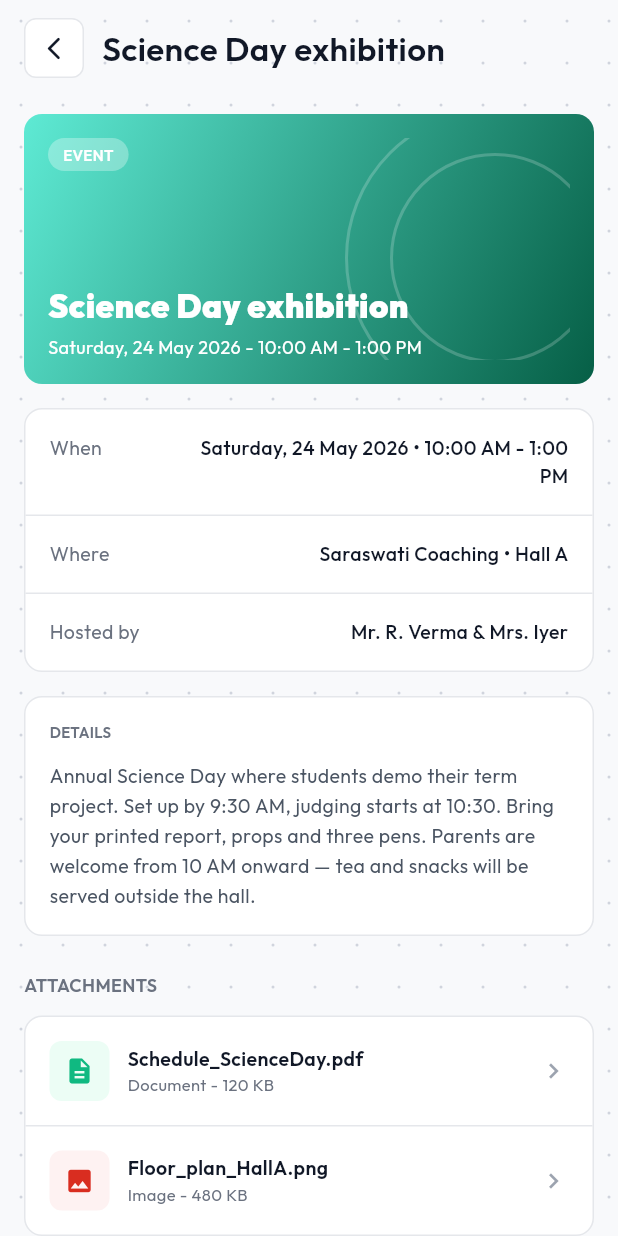
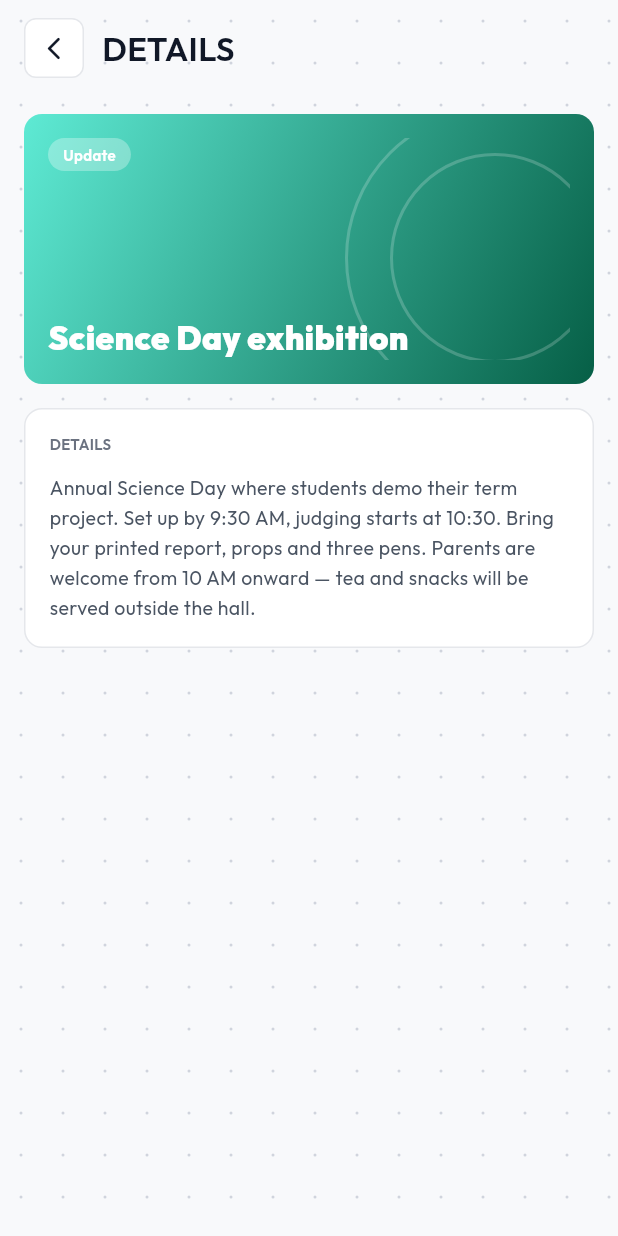
Before and after one commit to chiragsathwarainfotech/tuoora, a Flutter app: the StudentEventDetailScreen screen opened by its route, on a phone screen of 412 x 824 dp. Run offline on Flutter 3.47's test engine with Material 3 defaults, Android fonts, the light colour scheme and no system bars; our stand-ins replace cached_network_image, chewie, confetti, file_picker, firebase_core, firebase_messaging and 12 more; missing offline and left inert: flutter_pdfview, record, webview_flutter_android, webview_flutter_wkwebview; accounts and stored records are empty.

Commit message:
Refined student notifications, chat synchronization, and UI interaction logic.

```diff
--- a/lib/core/enums/app_enums.dart
+++ b/lib/core/enums/app_enums.dart
@@ -7,8 +7,8 @@ enum NotificationKind {
   dailyUpdate('daily_update'),
   batchAssignment('batch_assignment'),
   batchRemoval('batch_removal'),
-  holidays('holidays'),
-  paymentReceiver('payment_receiver'),
+  eventsHolidays('events_holidays'),
+  feeReminders('fee_reminder'),
   unknown('');
 
   final String value;
--- a/lib/presentation/student/view/student_event_detail_screen.dart
+++ b/lib/presentation/student/view/student_event_detail_screen.dart
@@ -2,46 +2,43 @@ import 'package:flutter/material.dart';
 import 'package:tuoora/core/constants/app_strings.dart';
 import 'package:tuoora/core/constants/app_colors.dart';
 import 'package:tuoora/core/constants/app_text_styles.dart';
+import 'package:tuoora/core/enums/app_enums.dart';
 import 'package:tuoora/core/theme/app_spacing.dart';
 import 'package:tuoora/presentation/student/widgets/student_app_bar.dart';
+import 'package:get/get.dart';
+import 'package:cached_network_image/cached_network_image.dart';
+import 'package:tuoora/data/models/student_notification_model.dart';
 
 class StudentEventDetailScreen extends StatelessWidget {
   const StudentEventDetailScreen({super.key});
 
+  StudentNotification? get notification {
+    if (Get.arguments is StudentNotification) {
+      return Get.arguments as StudentNotification;
+    }
+    return null;
+  }
+
   @override
   Widget build(BuildContext context) {
+    final notif = notification;
+    final title = notif?.title ?? AppStrings.details;
     return Scaffold(
       backgroundColor: AppColors.scaffoldBg,
       body: SafeArea(
         child: Column(
           crossAxisAlignment: CrossAxisAlignment.stretch,
           children: [
-            const StudentAppBar(
-              title: AppStrings.scienceDayExhibition,
-              showDefaultActions: false,
-            ),
+            StudentAppBar(title: title, showDefaultActions: false),
             Expanded(
               child: SingleChildScrollView(
                 padding: const EdgeInsets.all(AppSpacing.s16),
                 child: Column(
                   crossAxisAlignment: CrossAxisAlignment.stretch,
                   children: [
-                    _buildImageCard(),
+                    _buildImageCard(notif),
                     const SizedBox(height: AppSpacing.s16),
-                    _buildInfoCard(),
-                    const SizedBox(height: AppSpacing.s16),
-                    _buildDetailsCard(),
-                    const SizedBox(height: AppSpacing.s24),
-                    Text(
-                      AppStrings.studentAssignmentDetailAttachments,
-                      style: AppTextStyles.outfit(
-                        fontSize: 12,
-                        fontWeight: FontWeight.w600,
-                        color: AppColors.textTertiary,
-                      ),
-                    ),
-                    const SizedBox(height: AppSpacing.s12),
-                    _buildAttachmentsCard(),
+                    _buildDetailsCard(notif),
                   ],
                 ),
               ),
@@ -52,20 +49,36 @@ class StudentEventDetailScreen extends StatelessWidget {
     );
   }
 
-  Widget _buildImageCard() {
+  Widget _buildImageCard(StudentNotification? notif) {
+    final title = notif?.title ?? AppStrings.scienceDayExhibition;
+    final isEvent = notif?.kind == NotificationKind.eventsHolidays;
+
     return Container(
       height: 180,
       decoration: BoxDecoration(
         borderRadius: BorderRadius.circular(AppSpacing.s12),
-        gradient: const LinearGradient(
+        gradient: notif?.image == null
+            ? const LinearGradient(
                 colors: [AppColors.turquoiseBlue, AppColors.greenText],
                 begin: Alignment.topLeft,
                 end: Alignment.bottomRight,
+              )
+            : null,
+        image: notif?.image != null
+            ? DecorationImage(
+                image: CachedNetworkImageProvider(notif!.image!),
+                fit: BoxFit.cover,
+                colorFilter: ColorFilter.mode(
+                  Colors.black.withValues(alpha: 0.4),
+                  BlendMode.darken,
                 ),
+              )
+            : null,
       ),
       padding: const EdgeInsets.all(AppSpacing.s16),
       child: Stack(
         children: [
+          if (notif?.image == null) ...[
             Positioned(
               right: -50,
               top: -20,
@@ -96,7 +109,7 @@ class StudentEventDetailScreen extends StatelessWidget {
                 ),
               ),
             ),
-
+          ],
           Column(
             crossAxisAlignment: CrossAxisAlignment.start,
             children: [
@@ -110,7 +123,7 @@ class StudentEventDetailScreen extends StatelessWidget {
                   borderRadius: BorderRadius.circular(AppSpacing.s16),
                 ),
                 child: Text(
-                  AppStrings.event,
+                  isEvent ? 'Event / Holiday' : 'Update',
                   style: AppTextStyles.outfit(
                     fontSize: 10,
                     fontWeight: FontWeight.w600,
@@ -120,19 +133,10 @@ class StudentEventDetailScreen extends StatelessWidget {
               ),
               const Spacer(),
               Text(
-                AppStrings.scienceDayExhibition,
+                title,
                 style: AppTextStyles.outfit(
                   fontSize: 22,
                   fontWeight: FontWeight.w900,
-                  color: AppColors.white,
-                ),
-              ),
-              const SizedBox(height: 4),
-              Text(
-                AppStrings.saturday24May20261000,
-                style: AppTextStyles.outfit(
-                  fontSize: 12,
-                  fontWeight: FontWeight.w400,
                   color: AppColors.white,
                 ),
               ),
@@ -143,59 +147,7 @@ class StudentEventDetailScreen extends StatelessWidget {
     );
   }
 
-  Widget _buildInfoCard() {
-    return Container(
-      decoration: BoxDecoration(
-        color: AppColors.white,
-        borderRadius: BorderRadius.circular(AppSpacing.s12),
-        border: Border.all(color: AppColors.borderGrey),
-      ),
-      child: Column(
-        children: [
-          _buildInfoRow('When', 'Saturday, 24 May 2026 • 10:00 AM - 1:00 PM'),
-          const Divider(height: 1, color: AppColors.borderGrey),
-          _buildInfoRow('Where', 'Saraswati Coaching • Hall A'),
-          const Divider(height: 1, color: AppColors.borderGrey),
-          _buildInfoRow('Hosted by', 'Mr. R. Verma & Mrs. Iyer'),
-        ],
-      ),
-    );
-  }
-
-  Widget _buildInfoRow(String label, String value) {
-    return Padding(
-      padding: const EdgeInsets.all(AppSpacing.s16),
-      child: Row(
-        crossAxisAlignment: CrossAxisAlignment.start,
-        children: [
-          SizedBox(
-            width: 80,
-            child: Text(
-              label,
-              style: AppTextStyles.outfit(
-                fontSize: 13,
-                fontWeight: FontWeight.w400,
-                color: AppColors.textTertiary,
-              ),
-            ),
-          ),
-          Expanded(
-            child: Text(
-              value,
-              style: AppTextStyles.outfit(
-                fontSize: 13,
-                fontWeight: FontWeight.w500,
-                color: AppColors.textPrimary,
-              ),
-              textAlign: TextAlign.right,
-            ),
-          ),
-        ],
-      ),
-    );
-  }
-
-  Widget _buildDetailsCard() {
+  Widget _buildDetailsCard(StudentNotification? notif) {
     return Container(
       padding: const EdgeInsets.all(AppSpacing.s16),
       decoration: BoxDecoration(
@@ -216,7 +168,7 @@ class StudentEventDetailScreen extends StatelessWidget {
           ),
           const SizedBox(height: AppSpacing.s12),
           Text(
-            AppStrings.annualScienceDayWhereStudentsDemo,
+            notif?.message ?? AppStrings.annualScienceDayWhereStudentsDemo,
             style: AppTextStyles.outfit(
               fontSize: 13,
               fontWeight: FontWeight.w400,
@@ -228,82 +180,4 @@ class StudentEventDetailScreen extends StatelessWidget {
       ),
     );
   }
-
-  Widget _buildAttachmentsCard() {
-    return Container(
-      decoration: BoxDecoration(
-        color: AppColors.white,
-        borderRadius: BorderRadius.circular(AppSpacing.s12),
-        border: Border.all(color: AppColors.borderGrey),
-      ),
-      child: Column(
-        children: [
-          _buildAttachmentRow(
-            Icons.description,
-            AppColors.successGreen,
-            AppColors.successBg,
-            'Schedule_ScienceDay.pdf',
-            'Document - 120 KB',
-          ),
-          const Divider(height: 1, color: AppColors.borderGrey),
-          _buildAttachmentRow(
-            Icons.image,
-            AppColors.bohoRed,
-            AppColors.errorBg,
-            'Floor_plan_HallA.png',
-            'Image - 480 KB',
-          ),
-        ],
-      ),
-    );
 }
-
-  Widget _buildAttachmentRow(
-    IconData icon,
-    Color iconColor,
-    Color iconBg,
-    String title,
-    String subtitle,
-  ) {
-    return Padding(
-      padding: const EdgeInsets.all(AppSpacing.s16),
-      child: Row(
-        children: [
-          Container(
-            padding: const EdgeInsets.all(10),
-            decoration: BoxDecoration(
-              color: iconBg,
-              borderRadius: BorderRadius.circular(8),
-            ),
-            child: Icon(icon, color: iconColor, size: 20),
-          ),
-          AppSpacing.h12,
-          Expanded(
-            child: Column(
-              crossAxisAlignment: CrossAxisAlignment.start,
-              children: [
-                Text(
-                  title,
-                  style: AppTextStyles.outfit(
-                    fontSize: 13,
-                    fontWeight: FontWeight.w600,
-                    color: AppColors.textPrimary,
-                  ),
-                ),
-                Text(
-                  subtitle,
-                  style: AppTextStyles.outfit(
-                    fontSize: 11,
-                    fontWeight: FontWeight.w400,
-                    color: AppColors.textTertiary,
-                  ),
-                ),
-              ],
-            ),
-          ),
-          const Icon(Icons.chevron_right, color: AppColors.textMuted, size: 20),
-        ],
-      ),
-    );
-  }
-}
--- a/lib/presentation/student/view/student_notification_screen.dart
+++ b/lib/presentation/student/view/student_notification_screen.dart
@@ -87,7 +87,6 @@ class _NotificationCard extends StatelessWidget {
             ],
           ),
           padding: AppSpacing.cardPadding,
-          child: Expanded(
           child: Column(
             crossAxisAlignment: CrossAxisAlignment.start,
             children: [
@@ -137,7 +136,6 @@ class _NotificationCard extends StatelessWidget {
           ),
         ),
       ),
-      ),
     );
   }
 }
```
Also changed, not shown: lib/core/services/chat_socket_service.dart (+6 -5 lines), lib/data/models/chat_model.dart (+7 -4 lines), lib/presentation/institute/controllers/chat_controller.dart (+34 -9 lines), lib/presentation/institute/widgets/chat_attachment_view.dart (+6 -3 lines), lib/presentation/student/controllers/student_notifications_controller.dart (+7 -9 lines), lib/presentation/student/view/student_profile_screen.dart (+55 -10 lines), 1 other file. Lines whose indentation alone changed are shown as unchanged.
